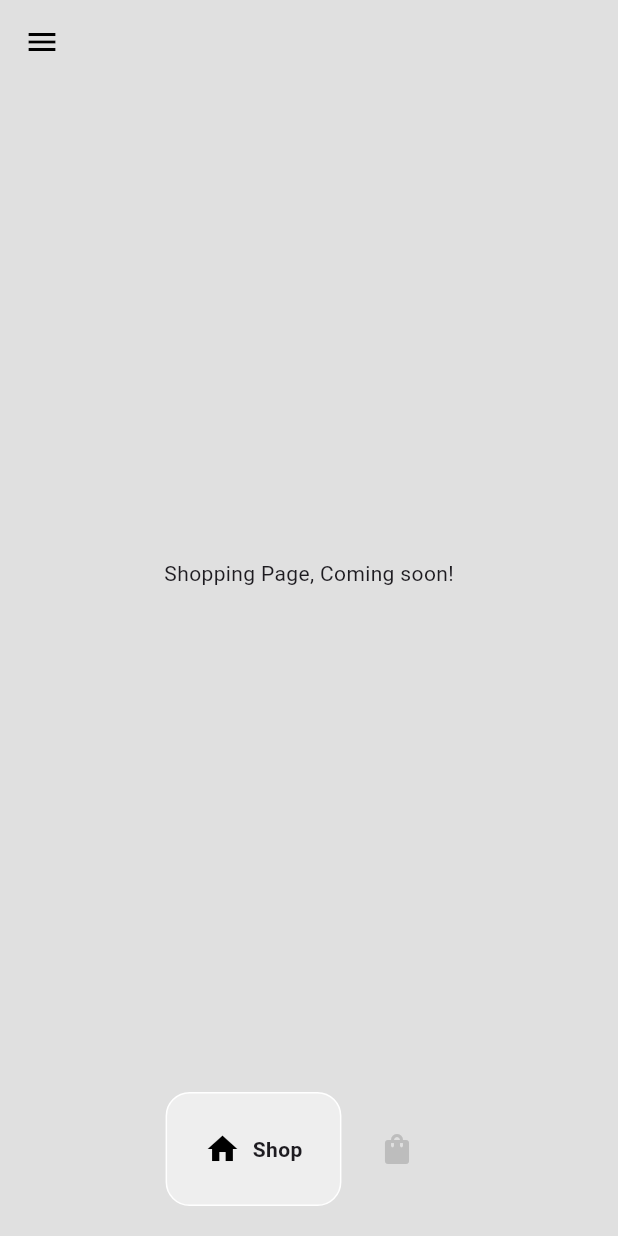
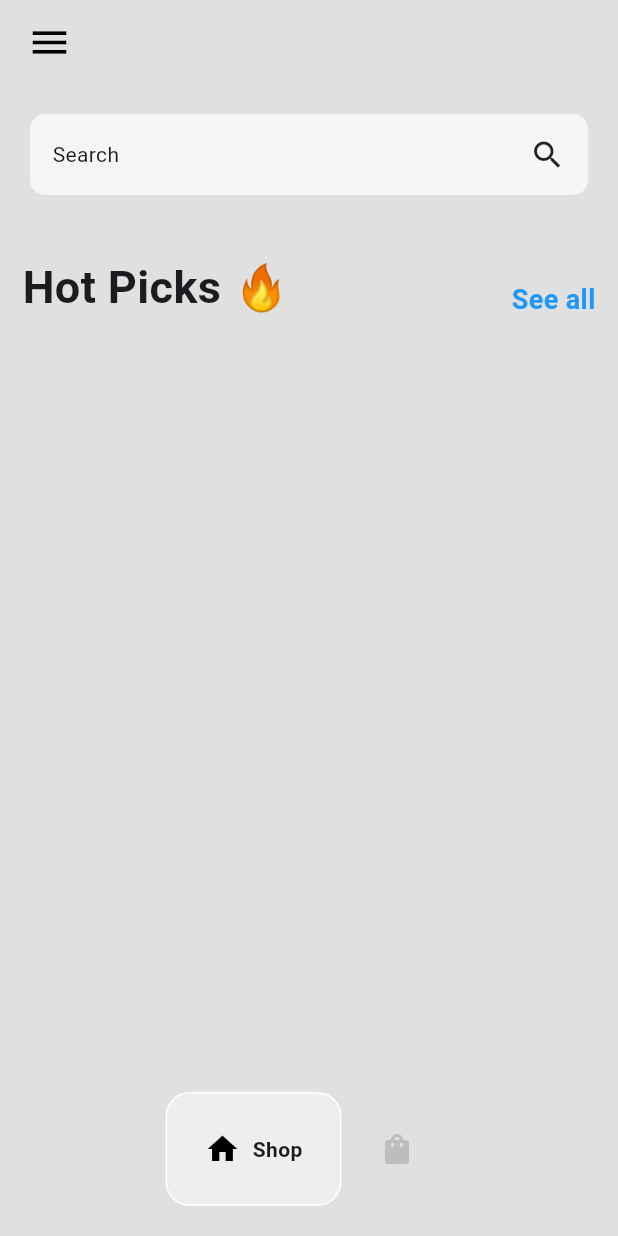
Before and after one commit to MdHananSjd/Adidas-Sneaks, a Flutter app: the screen it shows after launch, after a tap on "Shop Now", on a phone screen of 412 x 824 dp. Run offline on Flutter 3.47's test engine with Material 3 defaults, Android fonts, the phone set to English and light mode, and no system bars; drawn by our look-alikes of google_nav_bar.

Commit message:
Shopping page updates

```diff
--- a/lib/pages/home_page.dart
+++ b/lib/pages/home_page.dart
@@ -43,10 +43,14 @@ class _HomePageState extends State<HomePage> {
       appBar: AppBar(
         backgroundColor: Colors.transparent,
         leading: Builder(builder: (context) => IconButton(
-          icon: Icon(
-            Icons.menu,
-            color: Colors.black,
-            ),
+          icon: Padding(
+            padding: const EdgeInsets.only(left: 10.0),
+            child: Icon(
+              Icons.menu,
+              color: Colors.black,
+              size: 30,
+              ),
+          ),
           onPressed: () {
             Scaffold.of(context).openDrawer(); //of method gets the closest scaffoldState. If not provided, it takes the current context and works with that
           },
--- a/lib/pages/intro_page.dart
+++ b/lib/pages/intro_page.dart
@@ -7,13 +7,14 @@ class IntroPage extends StatelessWidget {
   @override
   Widget build(BuildContext context) {
     return Scaffold(
-      backgroundColor: Colors.grey[300] ,
+      backgroundColor: const Color.fromARGB(255, 253, 252, 252) ,
       body: Center(
         child: Column(
           mainAxisAlignment: MainAxisAlignment.center,
           children: [
             //logo
-            const SizedBox(height: 100,),
+            const SizedBox(height: 0,),
+
             Padding(
               padding: const EdgeInsets.symmetric(horizontal: 25.0),
               child: Image.asset(
@@ -21,14 +22,17 @@ class IntroPage extends StatelessWidget {
                 ),
             ),
 
-            const SizedBox(height: 30,),
+            const SizedBox(height: 80,),
 
             //Title
             Text(
-              "Just Do It!",
+              "IMPOSSIBLE IS NOTHING",
               style: TextStyle(
                 fontWeight: FontWeight.bold,
-                fontSize: 30
+                fontSize: 35,
+                fontFamily: "sans-serif",
+                letterSpacing: -3.0,
+
               ),
             ),
 
@@ -43,7 +47,7 @@ class IntroPage extends StatelessWidget {
               textAlign: TextAlign.center,
             ),
 
-            const SizedBox(height: 100,),
+            const SizedBox(height: 120,),
             //Start now button
             GestureDetector(    //On tapping this button, the user is routed to the homepage
               onTap: () => Navigator.push(
--- a/lib/pages/shop_page.dart
+++ b/lib/pages/shop_page.dart
@@ -10,8 +10,54 @@ class ShopPage extends StatefulWidget {
 class _ShopPageState extends State<ShopPage> {
   @override
   Widget build(BuildContext context) {
-    return Center(
-      child: Text("Shopping Page, Coming soon!"),
+    return Column(
+      children: [
+        //search bar
+        const SizedBox(height: 20,),
+        Container(
+          padding: EdgeInsets.all(15),
+          margin: EdgeInsets.symmetric(horizontal: 20),
+          decoration: BoxDecoration(
+            color: Colors.grey[100],
+            borderRadius: BorderRadius.circular(10)
+          ),
+          child: Row(
+            mainAxisAlignment: MainAxisAlignment.spaceBetween,
+            children: [
+              Text("Search"),
+              Icon(Icons.search),
+            ],
+          )
+        ),
+
+
+        const SizedBox(height: 40,),
+
+        //hot picks
+        Padding(
+          padding: const EdgeInsets.symmetric(horizontal: 15.0),
+          child: Row(
+            mainAxisAlignment: MainAxisAlignment.spaceBetween,
+            crossAxisAlignment: CrossAxisAlignment.end,
+            children: [
+              Text(
+                "Hot Picks 🔥",
+                style: TextStyle(
+                  fontSize: 30,
+                  fontWeight: FontWeight.bold
+                ),),
+              Text(
+                "See all",
+                style: TextStyle(
+                  fontSize: 18,
+                  fontWeight: FontWeight.bold,
+                  color: Colors.blue
+                ),),
+            ],
+          ),
+        )
+
+      ],
     );
   }
 }
```
